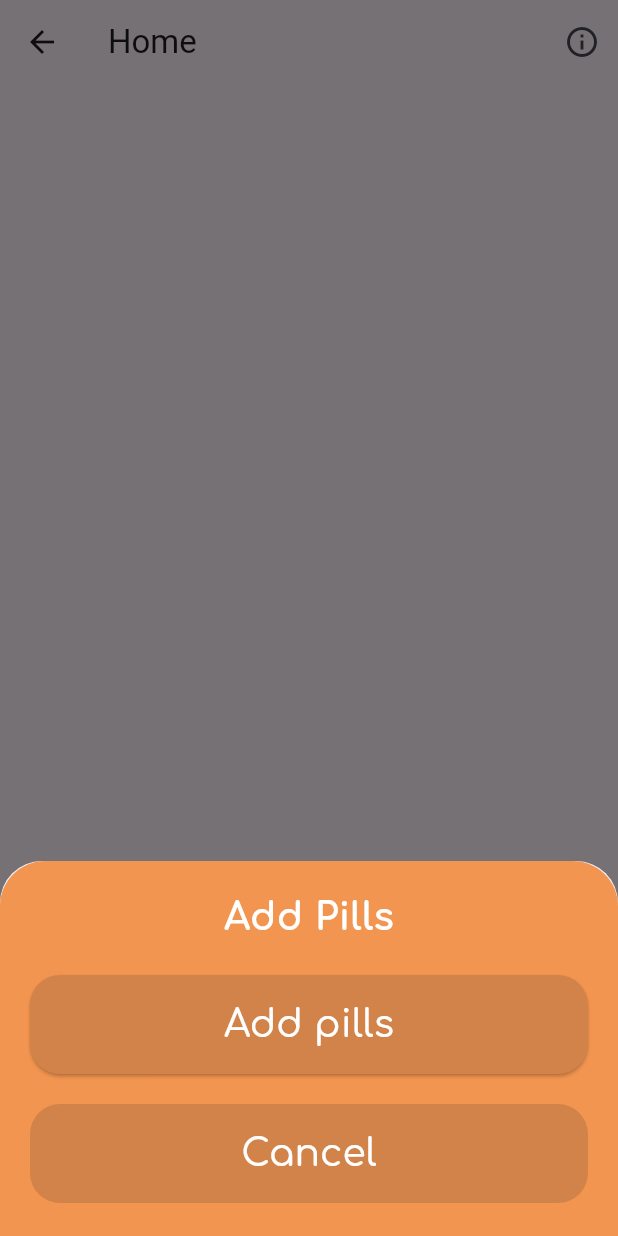
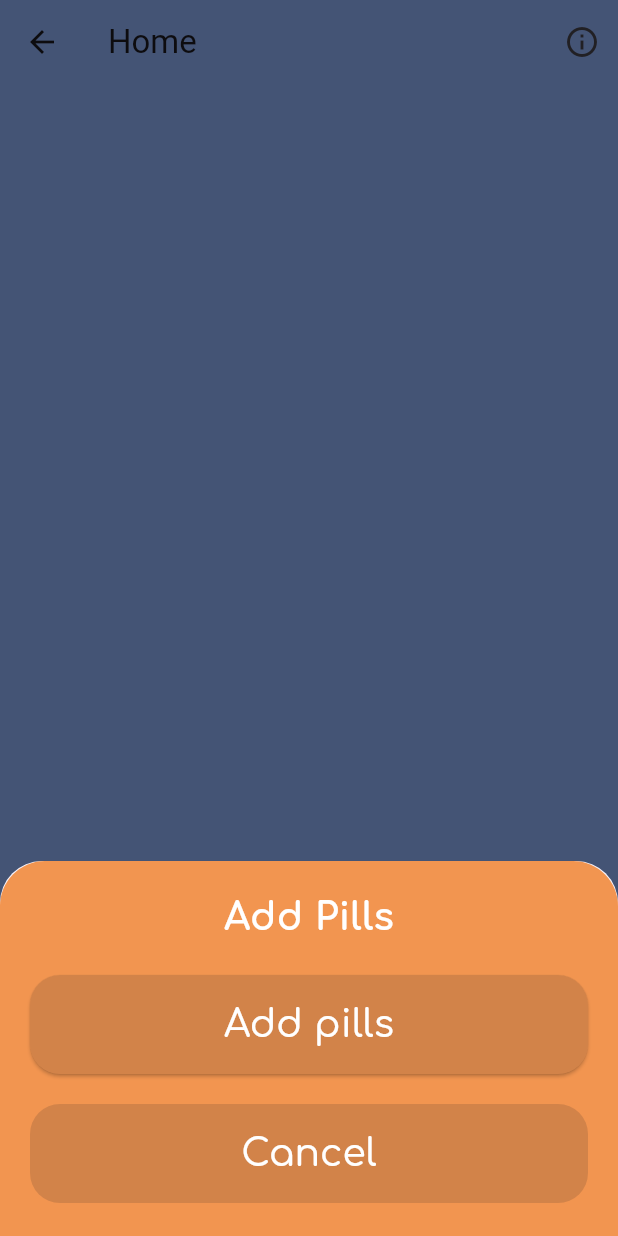
Before and after one commit to punnatornsup/kayin-application-group17-section2, a Flutter app: the HomeScreen screen opened directly, item 2 of the bottom bar chosen, on a phone screen of 412 x 824 dp. Run offline on Flutter 3.47's test engine with Material 3 defaults, Android fonts, the phone set to English and light mode, and no system bars; our stand-ins replace cloud_firestore, firebase_auth, firebase_core, image_picker; accounts and stored records are empty.

Commit message:
fix little details

```diff
--- a/lib/Screen/HomeScreen.dart
+++ b/lib/Screen/HomeScreen.dart
@@ -1,3 +1,4 @@
+import 'package:cloud_firestore/cloud_firestore.dart';
 import 'package:flutter/material.dart';
 import 'AddPillScreen.dart';
 import 'ProfileScreen.dart';
@@ -11,6 +12,22 @@ class HomeScreen extends StatefulWidget {
 class _HomeScreenState extends State<HomeScreen> {
   List<Map<String, dynamic>> pills = [];
 
+  @override
+  void initState() {
+    super.initState();
+    // Start listening to Firestore
+    FirebaseFirestore.instance
+        .collection('pills')
+        .snapshots()
+        .listen((snapshot) {
+      setState(() {
+        pills = snapshot.docs
+            .map((doc) => doc.data() as Map<String, dynamic>)
+            .toList();
+      });
+    });
+  }
+
   void _showAddPillsPopup() {
     showModalBottomSheet(
       context: context,
@@ -18,7 +35,7 @@ class _HomeScreenState extends State<HomeScreen> {
       builder: (BuildContext context) {
         return SingleChildScrollView(
           child: ClipRRect(
-            borderRadius: BorderRadius.only(
+            borderRadius: const BorderRadius.only(
               topLeft: Radius.circular(30.0),
               topRight: Radius.circular(30.0),
             ),
@@ -30,7 +47,7 @@ class _HomeScreenState extends State<HomeScreen> {
               child: Column(
                 mainAxisSize: MainAxisSize.min,
                 children: <Widget>[
-                  Text('Add Pills',
+                  const Text('Add Pills',
                       style: TextStyle(
                           fontSize: 25,
                           fontWeight: FontWeight.bold,
@@ -61,7 +78,7 @@ class _HomeScreenState extends State<HomeScreen> {
                           });
                         }
                       },
-                      child: Text(
+                      child: const Text(
                         'Add pills',
                         style: TextStyle(
                             fontSize: 25,
@@ -83,7 +100,7 @@ class _HomeScreenState extends State<HomeScreen> {
                         ),
                       ),
                       onPressed: () => Navigator.pop(context),
-                      child: Text(
+                      child: const Text(
                         'Cancel',
                         style: TextStyle(
                             fontSize: 25,
@@ -104,7 +121,9 @@ class _HomeScreenState extends State<HomeScreen> {
   @override
   Widget build(BuildContext context) {
     return Scaffold(
+      backgroundColor: Color.fromARGB(255, 149, 183, 255),
       appBar: AppBar(
+        backgroundColor: Color.fromARGB(255, 149, 183, 255),
         title: Text('Home'),
         actions: <Widget>[
           IconButton(
```
Also changed, not shown: lib/Screen/AddPillScreen.dart (+46 -12 lines), lib/Screen/LoginScreen.dart (+9 -12 lines), lib/Screen/SignUpScreen.dart (+18 -20 lines).
